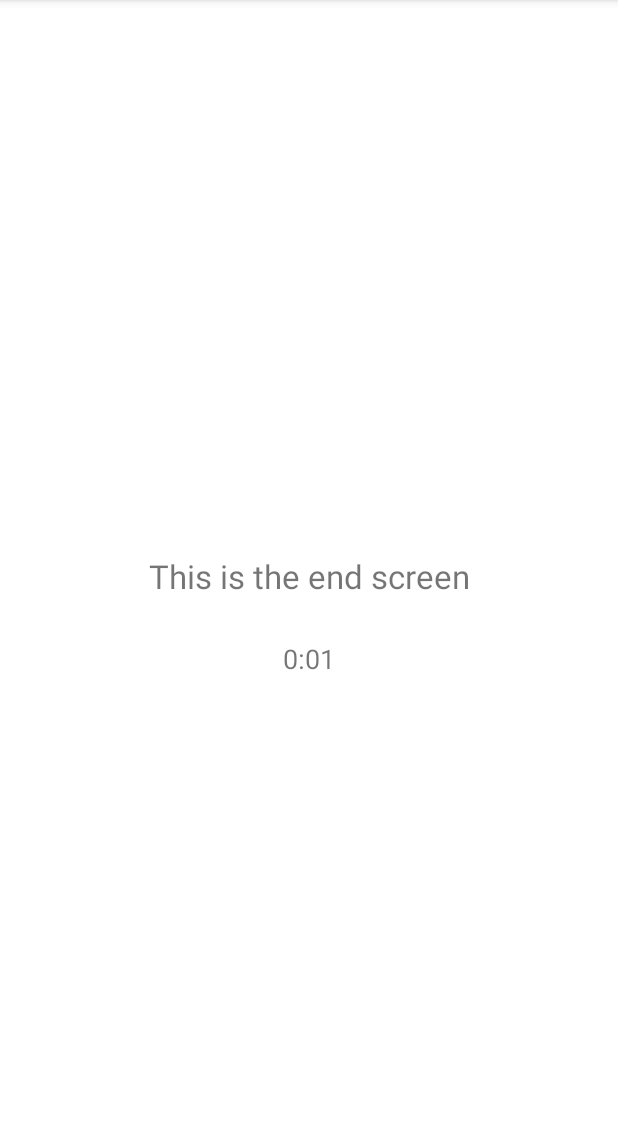
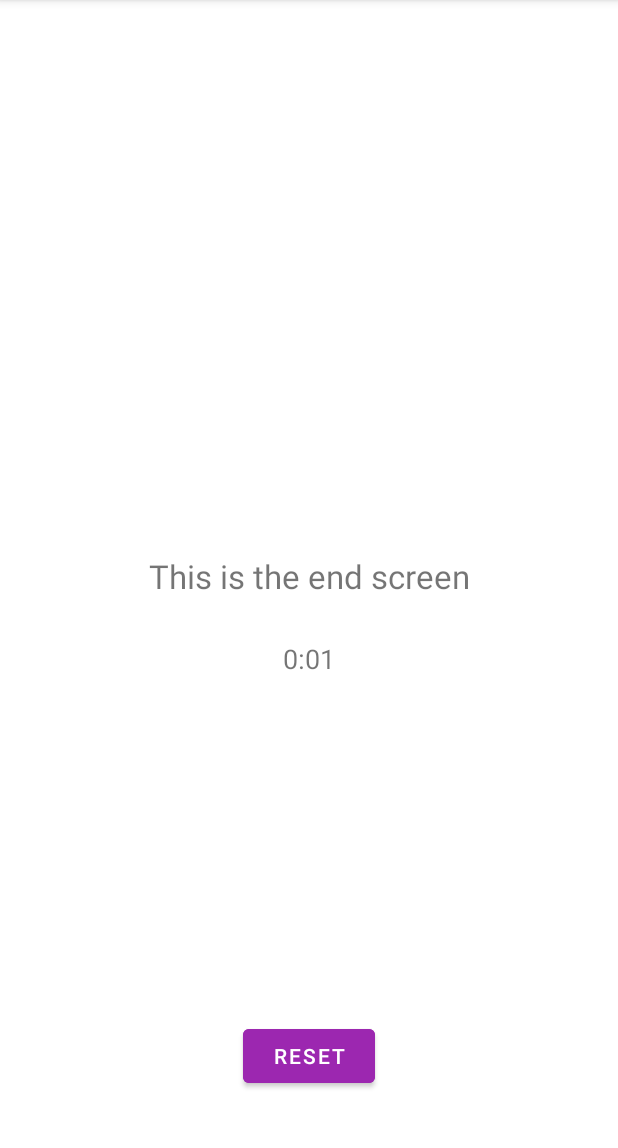
Before and after one commit to alexdinh2003/CS2340C_Team47, an Android app: the GameEnd screen opened directly, with no data from a screen before it, on a phone screen of 412 x 824 dp, the part 84-1232 px from its top. Run offline under Robolectric (Android 15) with nearby library versions, the phone set to English and light mode, and no system bars.

Commit message:
Create a reset button 2

```diff
--- a/DungeonCrawling/app/src/main/java/com/example/dungeoncrawling/GameEnd.java
+++ b/DungeonCrawling/app/src/main/java/com/example/dungeoncrawling/GameEnd.java
@@ -1,6 +1,8 @@
 package com.example.dungeoncrawling;
 
+import android.content.Intent;
 import android.os.Bundle;
+import android.widget.Button;
 import android.widget.TextView;
 
 import androidx.appcompat.app.AppCompatActivity;
@@ -9,6 +11,7 @@ public class GameEnd extends AppCompatActivity {
 
     private Timer timer;
     private TextView timerText;
+    private Button resetGame;
 
     @Override
     protected void onCreate(Bundle savedInstanceState) {
@@ -19,5 +22,13 @@ public class GameEnd extends AppCompatActivity {
         timer = new Timer(System.currentTimeMillis(), timerText);
         timer.runTimer();
 
+        //Reset button
+        resetGame = findViewById(R.id.ResetButton);
+
+        resetGame.setOnClickListener(v -> {
+            Intent createPlayer = new Intent(GameEnd.this, MainActivity.class);
+            startActivity(createPlayer);
+            finish();
+        });
     }
 }
--- a/DungeonCrawling/app/src/main/java/com/example/dungeoncrawling/MainActivity.java
+++ b/DungeonCrawling/app/src/main/java/com/example/dungeoncrawling/MainActivity.java
@@ -22,8 +22,8 @@ public class MainActivity extends AppCompatActivity {
         setContentView(R.layout.activity_main);
 
 
-        start = (Button) findViewById(R.id.startButton);
-        exit = (Button) findViewById(R.id.exitButton);
+        start = findViewById(R.id.startButton);
+        exit = findViewById(R.id.exitButton);
 
         start.setOnClickListener(v -> {
             Intent createPlayer = new Intent(MainActivity.this, PlayerCreation.class);
--- a/DungeonCrawling/app/src/main/res/layout/end_screen.xml
+++ b/DungeonCrawling/app/src/main/res/layout/end_screen.xml
@@ -29,4 +29,15 @@
         app:layout_constraintTop_toBottomOf="@+id/textView3"
         app:layout_constraintVertical_bias="0.081" />
 
+    <Button
+        android:id="@+id/ResetButton"
+        android:layout_width="wrap_content"
+        android:layout_height="wrap_content"
+        android:layout_marginBottom="40dp"
+        android:backgroundTint="#9C27B0"
+        android:text="Reset"
+        app:layout_constraintBottom_toBottomOf="parent"
+        app:layout_constraintEnd_toEndOf="parent"
+        app:layout_constraintStart_toStartOf="parent" />
+
 </androidx.constraintlayout.widget.ConstraintLayout>
```
Also changed, not shown: DungeonCrawling/app/src/main/java/com/example/dungeoncrawling/GameScreen1.java (+13 -6 lines), DungeonCrawling/app/src/main/res/layout/game_screen_1.xml (+5 -2 lines).
